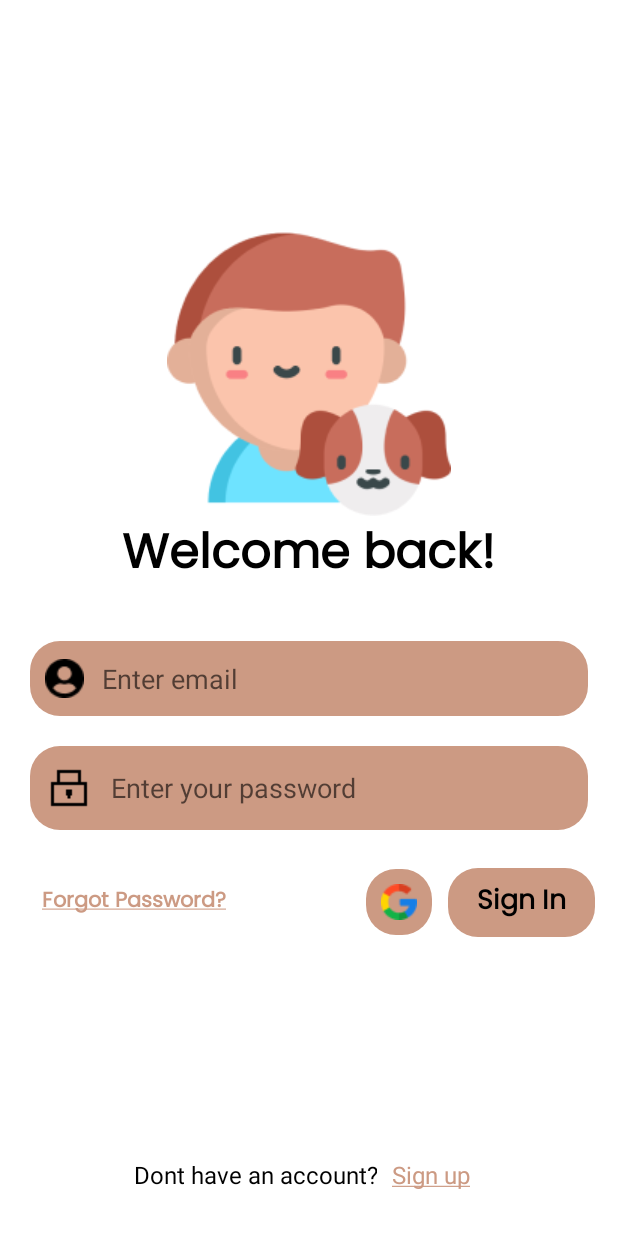
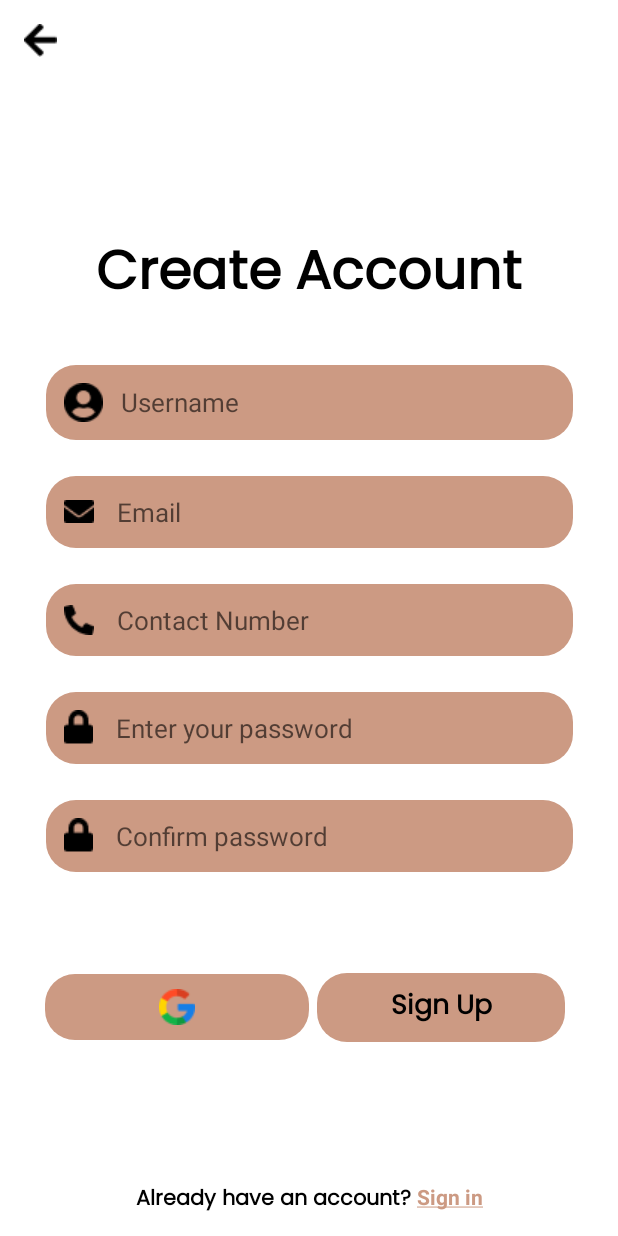
Before and after one commit to adityasood04/Stray-Care-GSC, an Android app: the screen it shows after launch (LoginActivity before the commit, SignUpActivity after it), on a phone screen of 412 x 824 dp. Run offline under Robolectric (Android 15) with nearby library versions, the phone set to English and light mode, and no system bars.

Commit message:
Minor updates. Added Signup Activity in manifest file.

```diff
--- a/app/src/main/AndroidManifest.xml
+++ b/app/src/main/AndroidManifest.xml
@@ -31,6 +31,9 @@
             android:name=".LoginActivity"
             android:exported="false" />
         <activity
+            android:name=".SignUpActivity"
+            android:exported="false" />
+        <activity
             android:name=".MainActivity"
             android:exported="true">
             <intent-filter>
--- a/app/src/main/java/com/example/straycaregsc/MainActivity.kt
+++ b/app/src/main/java/com/example/straycaregsc/MainActivity.kt
@@ -12,7 +12,7 @@ class MainActivity : AppCompatActivity() {
         setContentView(R.layout.activity_main)
 
         Handler(Looper.getMainLooper()).postDelayed({
-            val intent = Intent(this@MainActivity, LoginActivity::class.java)
+            val intent = Intent(this@MainActivity, SignUpActivity::class.java)
             startActivity(intent)
             finish()
         }, 1500)
--- a/app/src/main/java/com/example/straycaregsc/PostActivity.kt
+++ b/app/src/main/java/com/example/straycaregsc/PostActivity.kt
@@ -60,12 +60,12 @@ class PostActivity : AppCompatActivity() {
                 if(it.isSuccessful){
                     Toast.makeText(this@PostActivity,"Posted successfully",Toast.LENGTH_SHORT).show()
                     launchHomePageActivity()
+                    finish()
                 }
                 else{
                     Log.i("adi", "${it.exception!!.message}")
                     Log.i("adi", "${it.result.toString()}")
                     Toast.makeText(this@PostActivity,"Error while uploading the post",Toast.LENGTH_SHORT).show()
-
                 }
             }
     }
--- a/app/src/main/java/com/example/straycaregsc/SignUpActivity.kt
+++ b/app/src/main/java/com/example/straycaregsc/SignUpActivity.kt
@@ -2,10 +2,45 @@ package com.example.straycaregsc
 
 import androidx.appcompat.app.AppCompatActivity
 import android.os.Bundle
+import android.widget.EditText
+import android.widget.ImageView
+import android.widget.TextView
 
 class SignUpActivity : AppCompatActivity() {
+    lateinit var  ivBackBtn: ImageView
+    lateinit var etUserNameSignUp:EditText
+    lateinit var  etEmailSignUp: EditText
+    lateinit var etPasswordSignUp: EditText
+    lateinit var etPassWordConfirmSignUp: EditText
+    lateinit var  ivSignUpGoogle: ImageView
+    lateinit var tvSignUp: TextView
+    lateinit var tvBackToSignIn: TextView
+
     override fun onCreate(savedInstanceState: Bundle?) {
         super.onCreate(savedInstanceState)
         setContentView(R.layout.activity_sign_up)
+
+        initialiseVariables()
+        setListeners()
     }
+
+    private fun setListeners() {
+
+    }
+
+    private fun initialiseVariables() {
+        ivBackBtn = findViewById(R.id.ivBackBtn)
+        etUserNameSignUp = findViewById(R.id.etUserNameSignUp)
+        etEmailSignUp = findViewById(R.id.etEmailSignUp)
+        etPasswordSignUp = findViewById(R.id.etPasswordSignUp)
+        etPassWordConfirmSignUp = findViewById(R.id.etPassWordConfirmSignUp)
+        ivSignUpGoogle = findViewById(R.id.ivSignUpGoogle)
+        tvSignUp = findViewById(R.id.tvSignUp)
+        tvBackToSignIn = findViewById(R.id.tvBackToSignIn)
+
+
+
+    }
+
+
 }
--- a/app/src/main/res/layout-v28/activity_sign_up.xml
+++ b/app/src/main/res/layout-v28/activity_sign_up.xml
@@ -7,7 +7,7 @@
     tools:context=".SignUpActivity">
 
     <ImageView
-        android:id="@+id/imageView4"
+        android:id="@+id/ivBackBtn"
         android:layout_width="wrap_content"
         android:layout_height="wrap_content"
         android:padding="16dp"
@@ -17,7 +17,7 @@
 
     <LinearLayout
         android:id="@+id/linearLayout9"
-        android:layout_width="411dp"
+        android:layout_width="match_parent"
         android:layout_height="wrap_content"
         android:layout_marginVertical="18dp"
         android:layout_marginTop="53dp"
@@ -26,7 +26,7 @@
         app:layout_constraintEnd_toEndOf="parent"
         app:layout_constraintHorizontal_bias="0.5"
         app:layout_constraintStart_toStartOf="parent"
-        app:layout_constraintTop_toBottomOf="@+id/imageView4">
+        app:layout_constraintTop_toBottomOf="@+id/tvBackBtn">
 
         <TextView
             android:layout_width="match_parent"
@@ -55,7 +55,7 @@
         app:layout_constraintTop_toTopOf="parent">
 
         <EditText
-            android:id="@+id/usernamesignup"
+            android:id="@+id/etUserNameSignUp"
             android:layout_width="match_parent"
             android:layout_height="wrap_content"
             android:layout_marginHorizontal="30dp"
@@ -70,7 +70,7 @@
             />
 
         <EditText
-            android:id="@+id/emailsignup"
+            android:id="@+id/etEmailSignUp"
             android:layout_width="match_parent"
             android:layout_height="wrap_content"
             android:layout_marginHorizontal="30dp"
@@ -85,7 +85,7 @@
             />
 
         <EditText
-            android:id="@+id/contactsignup"
+            android:id="@+id/etContactNoSignUp"
             android:layout_width="match_parent"
             android:layout_height="wrap_content"
             android:layout_marginHorizontal="30dp"
@@ -100,7 +100,7 @@
             />
 
         <EditText
-            android:id="@+id/passwordsignup"
+            android:id="@+id/etPasswordSignUp"
             android:layout_width="match_parent"
             android:layout_height="wrap_content"
             android:layout_marginHorizontal="30dp"
@@ -115,7 +115,7 @@
             />
 
         <EditText
-            android:id="@+id/passwordcheacksignup"
+            android:id="@+id/etPassWordConfirmSignUp"
             android:layout_width="match_parent"
             android:layout_height="wrap_content"
             android:layout_marginHorizontal="30dp"
@@ -132,13 +132,13 @@
 
     <LinearLayout
         android:id="@+id/linearLayout11"
-        android:layout_width="411dp"
+        android:layout_width="match_parent"
         android:layout_height="wrap_content"
-
+        android:layout_marginHorizontal="30dp"
         android:layout_marginTop="50dp"
         android:layout_marginBottom="60dp"
         android:orientation="horizontal"
-        app:layout_constraintBottom_toBottomOf="@+id/linearLayout12"
+        app:layout_constraintBottom_toTopOf="@id/llBottom"
         app:layout_constraintEnd_toEndOf="parent"
         app:layout_constraintHorizontal_bias="0.0"
         app:layout_constraintStart_toStartOf="parent"
@@ -146,15 +146,13 @@
         app:layout_constraintVertical_bias="0.0">
 
         <ImageView
-            android:id="@+id/imageView3"
+            android:id="@+id/ivSignUpGoogle"
             android:layout_width="match_parent"
             android:layout_height="wrap_content"
             android:layout_gravity="center_vertical"
-            android:layout_margin="5dp"
-            android:layout_weight="6"
+            android:layout_weight="1"
             android:background="@drawable/round_bg"
             android:padding="10dp"
-            android:paddingRight="40dp"
             app:srcCompat="@drawable/google" />
 
         <TextView
@@ -162,13 +160,13 @@
             android:layout_width="match_parent"
             android:layout_height="wrap_content"
             android:layout_margin="5dp"
-            android:layout_weight="5"
+            android:layout_weight="1"
             android:background="@drawable/round_bg"
             android:fontFamily="@font/poppins"
             android:gravity="center"
             android:paddingHorizontal="7dp"
             android:paddingVertical="8dp"
-            android:text="Sign In"
+            android:text="Sign Up"
             android:textColor="@color/black"
             android:textSize="18sp"
             android:textStyle="bold" />
@@ -176,14 +174,13 @@
     </LinearLayout>
 
     <LinearLayout
-        android:id="@+id/linearLayout12"
+        android:id="@+id/llBottom"
         android:layout_width="411dp"
         android:layout_height="wrap_content"
         android:layout_marginVertical="12dp"
         android:orientation="horizontal"
         app:layout_constraintBottom_toBottomOf="parent"
         app:layout_constraintEnd_toEndOf="parent"
-        app:layout_constraintHorizontal_bias="0.5"
         app:layout_constraintStart_toStartOf="parent">
 
         <TextView
@@ -199,6 +196,7 @@
             android:textStyle="bold" />
 
         <TextView
+            android:id="@+id/tvBackToSignIn"
             android:layout_width="wrap_content"
             android:layout_height="wrap_content"
             android:layout_weight="2"
--- a/app/src/main/res/layout/activity_login.xml
+++ b/app/src/main/res/layout/activity_login.xml
@@ -164,7 +164,7 @@
                     app:srcCompat="@drawable/google" />
 
                 <TextView
-                    android:id="@+id/tvSignUp"
+                    android:id="@+id/tvSignIn"
                     android:layout_width="match_parent"
                     android:layout_height="wrap_content"
                     android:layout_margin="5dp"
@@ -207,7 +207,7 @@
             android:textSize="16sp" />
 
         <TextView
-            android:id="@+id/textView5"
+            android:id="@+id/tvSignup"
             android:layout_width="wrap_content"
             android:layout_height="wrap_content"
             android:layout_marginEnd="10dp"
```
Also changed, not shown: app/src/main/java/com/example/straycaregsc/Adapters/PostsAdapter.kt (+7 -7 lines), app/src/main/java/com/example/straycaregsc/Fragments/HomeFragment.kt (+44 -10 lines), app/src/main/java/com/example/straycaregsc/LoginActivity.kt (+8 -1 lines).
